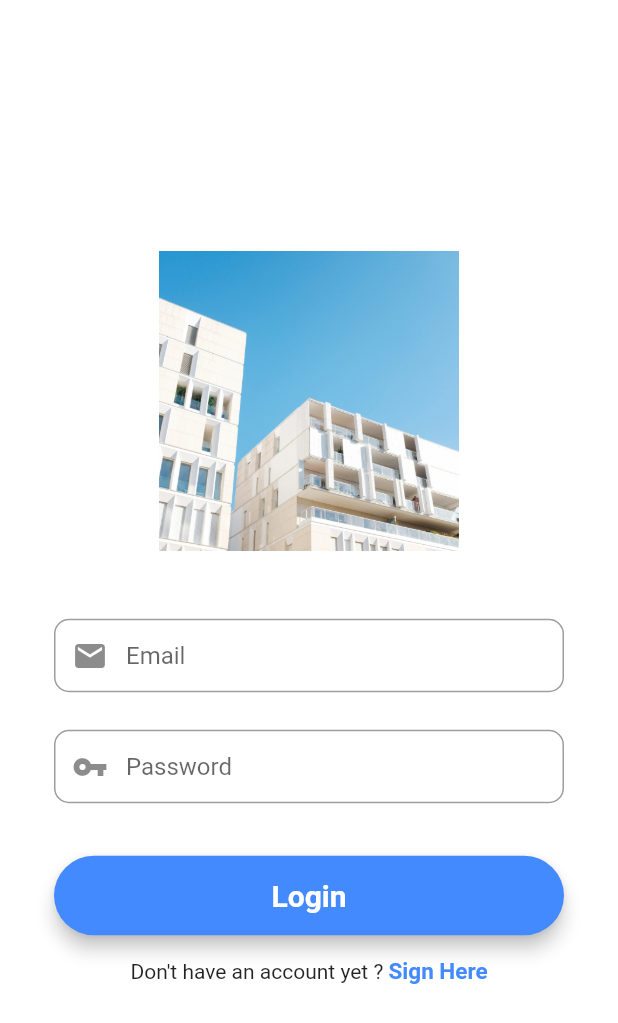
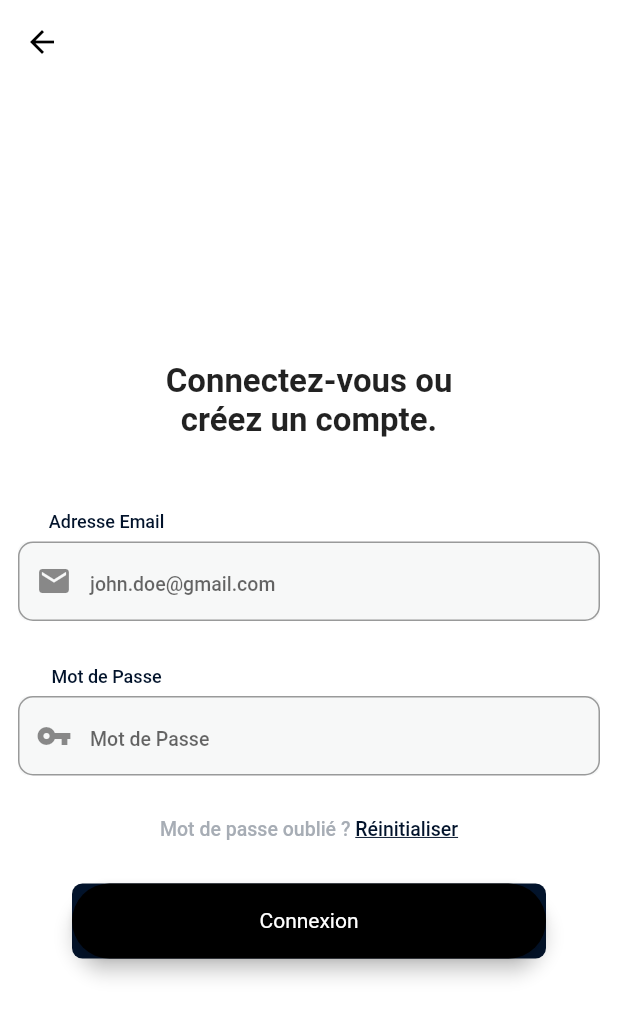
Before and after one commit to Faustharus/gallery, a Flutter app: the LoginScreen screen opened directly, on a phone screen of 412 x 824 dp. Shown: the top 1023 px of the screen. Run offline on Flutter 3.47's test engine with Material 2 defaults, Android fonts, the phone set to English and light mode, and no system bars; our stand-ins replace cloud_firestore, firebase_auth, firebase_core, firebase_storage, flutter_svg, fluttertoast and 2 more; missing offline and left inert: adobe_xd; accounts and stored records are empty; Roboto replaces fonts that are missing (Poppins); statements that could not run were skipped.

Commit message:
LoginScreen updated

```diff
--- a/lib/screens/login_screen.dart
+++ b/lib/screens/login_screen.dart
@@ -23,6 +23,18 @@ class _LoginScreenState extends State<LoginScreen> {
 
   @override
   Widget build(BuildContext context) {
+    // Email Placeholder
+    final titleEmail = const Text(
+      "Adresse Email",
+      style: TextStyle(
+        fontFamily: 'Poppins',
+        fontSize: 12,
+        color: Color(0xff02132b),
+        fontWeight: FontWeight.w500,
+        height: 1.6666666666666667,
+      ),
+    );
+
     // Email Field
     final emailField = TextFormField(
       autofocus: false,
@@ -41,19 +53,38 @@ class _LoginScreenState extends State<LoginScreen> {
         emailController.text = value!;
       },
       textInputAction: TextInputAction.next,
+      style: const TextStyle(
+        fontFamily: 'Poppins',
+        fontSize: 13,
+        color: Color(0x6902132b),
+        fontWeight: FontWeight.w500,
+        height: 1.7692307692307692,
+      ),
       decoration: InputDecoration(
         prefixIcon: const Icon(Icons.mail),
         contentPadding: const EdgeInsets.fromLTRB(20, 15, 20, 15),
-        hintText: "Email",
+        hintText: "john.doe@gmail.com",
         border: OutlineInputBorder(borderRadius: BorderRadius.circular(10)),
+      ),
+    );
+
+    // Password Placeholder
+    final titlePassword = const Text(
+      "Mot de Passe",
+      style: TextStyle(
+        fontFamily: 'Poppins',
+        fontSize: 12,
+        color: Color(0xff02132b),
+        fontWeight: FontWeight.w500,
+        height: 1.6666666666666667,
       ),
     );
 
     // Password Field
     final passwordField = TextFormField(
       autofocus: false,
+      obscureText: true,
       controller: passwordController,
-      obscureText: true,
       validator: (value) {
         RegExp regex = new RegExp(r'^.{6,}$');
         if (value!.isEmpty) {
@@ -67,11 +98,46 @@ class _LoginScreenState extends State<LoginScreen> {
         passwordController.text = value!;
       },
       textInputAction: TextInputAction.done,
+      style: const TextStyle(
+        fontFamily: 'Poppins',
+        fontSize: 13,
+        color: Color(0x6902132b),
+        fontWeight: FontWeight.w500,
+        height: 1.7692307692307692,
+      ),
       decoration: InputDecoration(
         prefixIcon: const Icon(Icons.vpn_key),
         contentPadding: const EdgeInsets.fromLTRB(20, 15, 20, 15),
-        hintText: "Password",
+        hintText: "Mot de Passe",
         border: OutlineInputBorder(borderRadius: BorderRadius.circular(10)),
+      ),
+    );
+
+    // Reset Password Button
+    final resetPassword = const Text.rich(
+      TextSpan(
+        style: TextStyle(
+          fontFamily: 'Poppins',
+          fontSize: 13,
+          color: Color(0xffa7adb5),
+          height: 2.4615384615384617,
+        ),
+        children: [
+          TextSpan(
+            text: 'Mot de passe oublié ? ',
+            style: TextStyle(
+              fontWeight: FontWeight.w500,
+            ),
+          ),
+          TextSpan(
+            text: 'Réinitialiser',
+            style: TextStyle(
+              color: Color(0xff02132b),
+              fontWeight: FontWeight.w500,
+              decoration: TextDecoration.underline,
+            ),
+          ),
+        ],
       ),
     );
 
@@ -79,74 +145,112 @@ class _LoginScreenState extends State<LoginScreen> {
     final loginButton = Material(
       elevation: 5,
       borderRadius: BorderRadius.circular(30),
-      color: Colors.blueAccent,
+      color: Colors.black,
+      child: const SizedBox(
+        width: 316.0,
+        height: 50,
         child: MaterialButton(
-        padding: const EdgeInsets.fromLTRB(20, 15, 20, 15),
+          padding: EdgeInsets.fromLTRB(20, 15, 20, 15),
           minWidth: MediaQuery.of(context).size.width,
           onPressed: () {
             signIn(emailController.text, passwordController.text);
           },
-        child: const Text(
-          "Login",
+          child: Text(
+            'Connexion',
+            style: TextStyle(
+              fontFamily: 'Poppins',
+              fontSize: 14,
+              color: Color(0xffffffff),
+              fontWeight: FontWeight.w400,
+              height: 1.2142857142857142,
+            ),
+            textHeightBehavior:
+                TextHeightBehavior(applyHeightToFirstAscent: false),
             textAlign: TextAlign.center,
-          style: TextStyle(
-              fontSize: 20, color: Colors.white, fontWeight: FontWeight.bold),
+            softWrap: false,
+          ),
         ),
       ),
     );
 
     return Scaffold(
+      appBar: AppBar(
+        backgroundColor: Colors.transparent,
+        elevation: 0,
+        leading: const IconButton(
+          icon: Icon(
+            Icons.arrow_back,
+            color: Colors.black,
+          ),
+          onPressed: () {
+            Navigator.push(
+              context,
+              MaterialPageRoute(
+                builder: (context) => RegistrationScreen(),
+              ),
+            );
+          },
+        ),
+      ),
       backgroundColor: Colors.white,
       body: Center(
         child: SingleChildScrollView(
           child: Container(
             color: Colors.white,
             child: Padding(
-              padding: const EdgeInsets.all(36.0),
+              padding: const EdgeInsets.all(12.0),
               child: Form(
                 key: _formKey,
                 child: Column(
-                  mainAxisAlignment: MainAxisAlignment.center,
-                  crossAxisAlignment: CrossAxisAlignment.center,
                   children: <Widget>[
-                    SizedBox(
-                      height: 200,
-                      child: Image.asset(
-                        "assets/Residence.png",
-                        fit: BoxFit.contain,
+                    const SizedBox(
+                      height: 50,
+                      child: Text(
+                        "Connectez-vous ou \ncréez un compte.",
+                        style: TextStyle(
+                            fontSize: 22, fontWeight: FontWeight.bold),
+                        textAlign: TextAlign.center,
                       ),
                     ),
                     const SizedBox(height: 45),
-                    emailField,
-                    const SizedBox(height: 25),
-                    passwordField,
-                    const SizedBox(height: 35),
-                    loginButton,
-                    const SizedBox(height: 15),
-                    Row(
-                      mainAxisAlignment: MainAxisAlignment.center,
-                      children: <Widget>[
-                        const Text("Don't have an account yet ? "),
-                        GestureDetector(
-                          onTap: () {
-                            Navigator.push(
-                              context,
-                              MaterialPageRoute(
-                                builder: (context) =>
-                                    const RegistrationScreen(),
+                    Column(
+                      children: [
+                        Padding(
+                          padding: const EdgeInsets.fromLTRB(0, 0, 270.0, 5),
+                          child: titleEmail,
                         ),
-                            );
-                          },
-                          child: const Text(
-                            "Sign Here",
-                            style: TextStyle(
-                                color: Colors.blueAccent,
-                                fontWeight: FontWeight.w600,
-                                fontSize: 15),
+                        Container(
+                            decoration: BoxDecoration(
+                              color: const Color(0x0802132b),
+                              borderRadius: BorderRadius.circular(7.0),
                             ),
-                        ),
+                            child: emailField),
                       ],
                     ),
+                    const SizedBox(height: 25),
+                    Column(
+                      children: [
+                        Padding(
+                          padding: const EdgeInsets.fromLTRB(0, 0, 270.0, 5),
+                          child: titlePassword,
+                        ),
+                        Container(
+                            decoration: BoxDecoration(
+                              color: const Color(0x0802132b),
+                              borderRadius: BorderRadius.circular(7.0),
+                            ),
+                            child: passwordField),
+                      ],
+                    ),
+                    const SizedBox(height: 15),
+                    resetPassword,
+                    const SizedBox(height: 25),
+                    Container(
+                        decoration: BoxDecoration(
+                          color: const Color(0xff02132b),
+                          borderRadius: BorderRadius.circular(7.0),
+                        ),
+                        child: loginButton),
                   ],
                 ),
               ),
```
Lines whose indentation alone changed are shown as unchanged.
